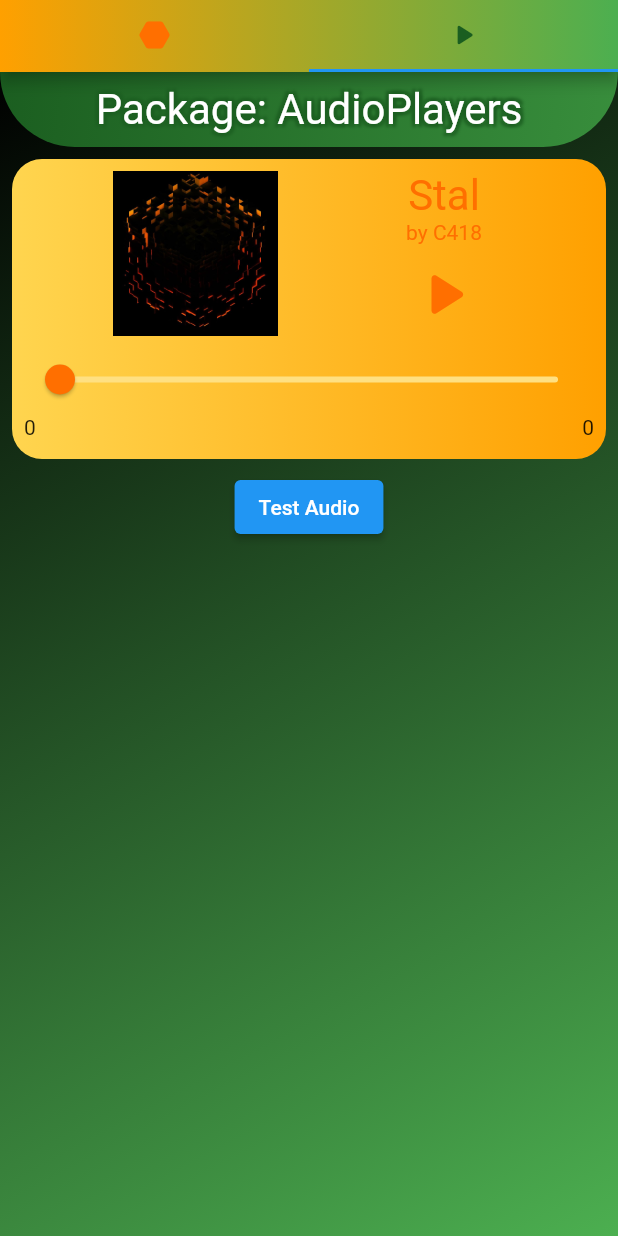
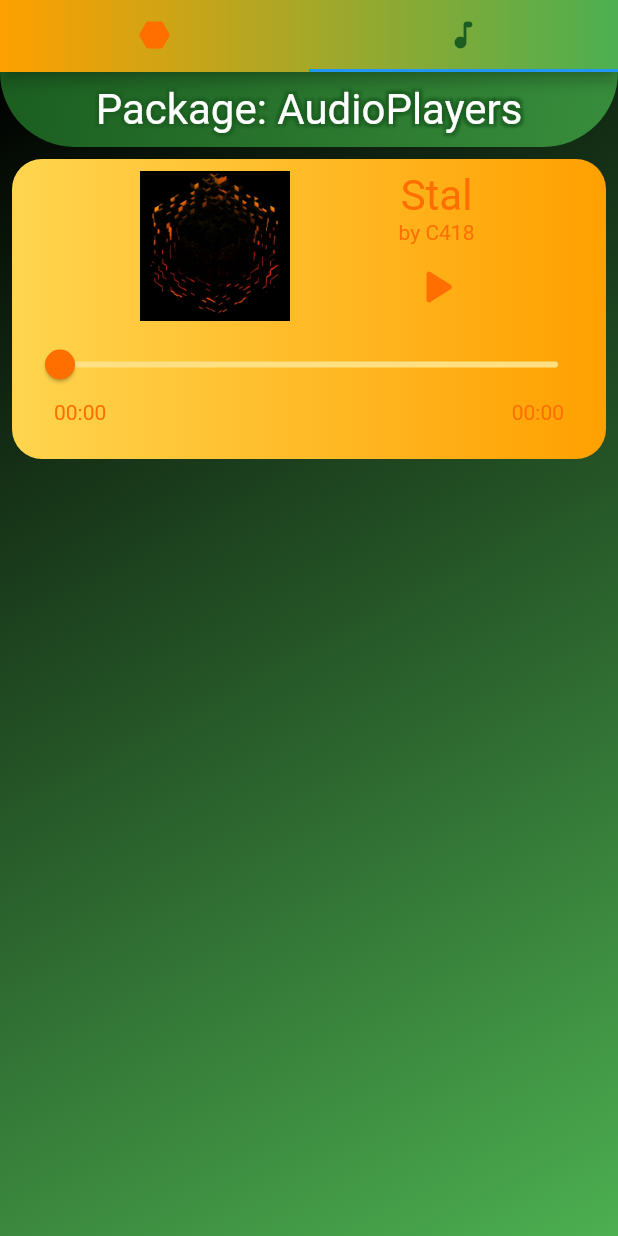
Before and after one commit to GGsource/cs378_project_4, a Flutter app: the screen it shows after launch, tab 2 chosen, after a tap on the "play arrow" icon, on a phone screen of 412 x 824 dp. Run offline on Flutter 3.47's test engine with Material 2 defaults, Android fonts, the phone set to English and light mode, and no system bars; our stand-ins replace audioplayers, charts_flutter.

Commit message:
Audio now fully functional

```diff
--- a/lib/audio_page.dart
+++ b/lib/audio_page.dart
@@ -1,4 +1,5 @@
 import 'package:audioplayers/audioplayers.dart';
+import 'package:cs378_project_4/player_panel.dart';
 import 'package:flutter/material.dart';
 
 class AudioPage extends StatefulWidget {
@@ -69,135 +70,14 @@ class _AudioPageState extends State<AudioPage> {
           ),
 
           // Body of screen
-          audioCard(
-              path: "Stal.mp3",
+          const PlayerPanel(
+              audioPath: "audio/Stal.mp3",
+              imagePath: "assets/images/Stal.jpg",
               title: "Stal",
               artist: "C418",
               swatch: Colors.amber),
-          ElevatedButton(
-              onPressed: () {
-                final audioPlayer = AudioPlayer();
-                audioPlayer.play(AssetSource("ye.m4a"));
-              },
-              child: Text("Test Audio"))
         ],
       ),
     );
   }
-
-  Widget audioCard({
-    required String path,
-    required String title,
-    required String artist,
-    required MaterialColor swatch,
-  }) {
-    final AudioPlayer audio = AudioPlayer();
-    bool isPlaying = false;
-    Icon play = const Icon(Icons.play_arrow_rounded);
-    Icon pause = const Icon(Icons.pause_rounded);
-    Icon currentIcon = play;
-    Duration duration = Duration.zero;
-    Duration position = Duration.zero;
-
-    audio.onPlayerStateChanged.listen((state) {
-      setState(() {
-        isPlaying = state == PlayerState.playing;
-        if (isPlaying) {
-          currentIcon = pause;
-        } else {
-          currentIcon = play;
-        }
-      });
-    });
-    audio.onDurationChanged.listen((newDuration) {
-      setState(() {
-        duration = newDuration;
-      });
-    });
-    audio.onPositionChanged.listen((newPosition) {
-      setState(() {
-        position = newPosition;
-      });
-    });
-
-    return Padding(
-      padding: const EdgeInsets.all(8.0),
-      child: Container(
-        height: 200,
-        decoration: BoxDecoration(
-          gradient: LinearGradient(colors: [swatch.shade300, swatch.shade700]),
-          borderRadius: BorderRadius.circular(20),
-        ),
-        child: Padding(
-          padding: const EdgeInsets.all(8.0),
-          child: Column(
-            children: [
-              Wrap(
-                alignment: WrapAlignment.center,
-                direction: Axis.horizontal,
-                spacing: 70,
-                children: [
-                  Container(
-                    width: 110,
-                    height: 110,
-                    decoration: const BoxDecoration(
-                      image: DecorationImage(
-                        image: AssetImage("assets/Stal.jpg"),
-                        fit: BoxFit.cover,
-                      ),
-                    ),
-                    // color: swatch.shade900,
-                  ),
-                  Padding(
-                    padding: const EdgeInsets.fromLTRB(8, 0, 8, 0),
-                    child: Column(
-                      children: [
-                        Text(
-                          title,
-                          textScaleFactor: 2,
-                          style: TextStyle(color: swatch.shade900),
-                        ),
-                        Text(
-                          "by $artist",
-                          style: TextStyle(color: swatch.shade900),
-                        ),
-                        IconButton(
-                          onPressed: () async {
-                            if (isPlaying) {
-                              await audio.pause();
-                            } else {
-                              await audio.play(AssetSource(path));
-                            }
-                          },
-                          icon: currentIcon,
-                          iconSize: 50,
-                          color: swatch.shade900,
-                        ),
-                      ],
-                    ),
-                  ),
-                ],
-              ),
-              Slider(
-                min: 0,
-                max: duration.inSeconds.toDouble(),
-                value: position.inSeconds.toDouble(),
-                onChanged: (val) async {},
-                thumbColor: swatch.shade900,
-                activeColor: swatch,
-                inactiveColor: swatch.shade200,
-              ),
-              Row(
-                mainAxisAlignment: MainAxisAlignment.spaceBetween,
-                children: [
-                  Text(position.inMinutes.toString()),
-                  Text(duration.inMinutes.toString()),
-                ],
-              ),
-            ],
-          ),
-        ),
-      ),
-    );
-  }
 }
--- a/lib/main.dart
+++ b/lib/main.dart
@@ -25,12 +25,14 @@ class MyApp extends StatelessWidget {
             bottom: TabBar(
               tabs: [
                 Tab(
-                  icon:
-                      Icon(Icons.hexagon_rounded, color: Colors.amber.shade900),
+                  icon: Icon(
+                    Icons.hexagon_rounded,
+                    color: Colors.amber.shade900,
+                  ),
                 ),
                 Tab(
                   icon: Icon(
-                    Icons.play_arrow_rounded,
+                    Icons.audiotrack_rounded,
                     color: Colors.green.shade900,
                   ),
                 ),
--- /dev/null
+++ b/lib/player_panel.dart
@@ -0,0 +1,169 @@
+import 'package:audioplayers/audioplayers.dart';
+import 'package:flutter/material.dart';
+
+class PlayerPanel extends StatefulWidget {
+  final String audioPath;
+  final String imagePath;
+  final String title;
+  final String artist;
+  final MaterialColor swatch;
+  const PlayerPanel({
+    super.key,
+    required this.audioPath,
+    required this.imagePath,
+    required this.title,
+    required this.artist,
+    required this.swatch,
+  });
+
+  @override
+  State<PlayerPanel> createState() => _PlayerPanelState();
+}
+
+class _PlayerPanelState extends State<PlayerPanel> {
+  final AudioPlayer audio = AudioPlayer();
+  bool isPlaying = false;
+  Duration duration = Duration.zero;
+  Duration position = Duration.zero;
+
+  @override
+  void initState() {
+    super.initState();
+
+    setAudio();
+
+    audio.onPlayerStateChanged.listen((state) {
+      setState(() {
+        isPlaying = state == PlayerState.playing;
+      });
+    });
+    audio.onDurationChanged.listen((newDuration) {
+      setState(() {
+        duration = newDuration;
+      });
+    });
+    audio.onPositionChanged.listen((newPosition) {
+      setState(() {
+        position = newPosition;
+      });
+    });
+  }
+
+  Future setAudio() async {
+    audio.setSourceAsset(widget.audioPath);
+  }
+
+  @override
+  void setState(fn) {
+    if (mounted) {
+      super.setState(fn);
+    }
+  }
+
+  @override
+  void dispose() {
+    audio.dispose();
+    super.dispose();
+  }
+
+  @override
+  Widget build(BuildContext context) {
+    return Padding(
+      padding: const EdgeInsets.all(8.0),
+      child: Container(
+        height: 200,
+        decoration: BoxDecoration(
+          gradient: LinearGradient(
+              colors: [widget.swatch.shade300, widget.swatch.shade700]),
+          borderRadius: BorderRadius.circular(20),
+        ),
+        child: Padding(
+          padding: const EdgeInsets.all(8),
+          child: Column(
+            children: [
+              Wrap(
+                alignment: WrapAlignment.center,
+                direction: Axis.horizontal,
+                spacing: 70,
+                children: [
+                  Container(
+                    width: 100,
+                    height: 100,
+                    decoration: BoxDecoration(
+                      image: DecorationImage(
+                        image: AssetImage(widget.imagePath),
+                        fit: BoxFit.cover,
+                      ),
+                    ),
+                    // color: swatch.shade900,
+                  ),
+                  Column(
+                    children: [
+                      Text(
+                        widget.title,
+                        textScaleFactor: 2,
+                        style: TextStyle(color: widget.swatch.shade900),
+                      ),
+                      Text(
+                        "by ${widget.artist}",
+                        style: TextStyle(color: widget.swatch.shade900),
+                      ),
+                      IconButton(
+                        onPressed: () async {
+                          if (isPlaying) {
+                            await audio.pause();
+                          } else {
+                            await audio.resume();
+                            // await audio.play(AssetSource(path));
+                          }
+                        },
+                        icon: isPlaying
+                            ? const Icon(Icons.pause_rounded)
+                            : const Icon(Icons.play_arrow_rounded),
+                        iconSize: 40,
+                        color: widget.swatch.shade900,
+                      ),
+                    ],
+                  ),
+                ],
+              ),
+              Slider(
+                min: 0,
+                max: duration.inSeconds.toDouble(),
+                value: position.inSeconds.toDouble(),
+                onChanged: (val) async {
+                  final position = Duration(seconds: val.toInt());
+                  await audio.seek(position);
+                },
+                thumbColor: widget.swatch.shade900,
+                activeColor: widget.swatch,
+                inactiveColor: widget.swatch.shade200,
+              ),
+              Padding(
+                padding: const EdgeInsets.fromLTRB(20, 0, 20, 0),
+                child: Row(
+                  mainAxisAlignment: MainAxisAlignment.spaceBetween,
+                  children: [
+                    Text(
+                      timeFormat(position),
+                      style: TextStyle(color: widget.swatch.shade900),
+                    ),
+                    Text(
+                      timeFormat(duration),
+                      style: TextStyle(color: widget.swatch.shade900),
+                    ),
+                  ],
+                ),
+              ),
+            ],
+          ),
+        ),
+      ),
+    );
+  }
+}
+
+String timeFormat(Duration dur) {
+  String addZeroes(int n) => n.toString().padLeft(2, '0');
+  return "${addZeroes(dur.inMinutes.remainder(60))}:${addZeroes(dur.inSeconds.remainder(60))}";
+}
--- a/pubspec.yaml
+++ b/pubspec.yaml
@@ -61,7 +61,8 @@ flutter:
 
   # To add assets to your application, add an assets section, like this:
   assets:
-    - assets/
+    - assets/images/
+    - assets/audio/
     # - assets/audio/
   #   - images/a_dot_ham.jpeg
 
```
Also changed, not shown: assets/images/Stal.jpg (renamed from assets/Stal.jpg), 9 other files.
